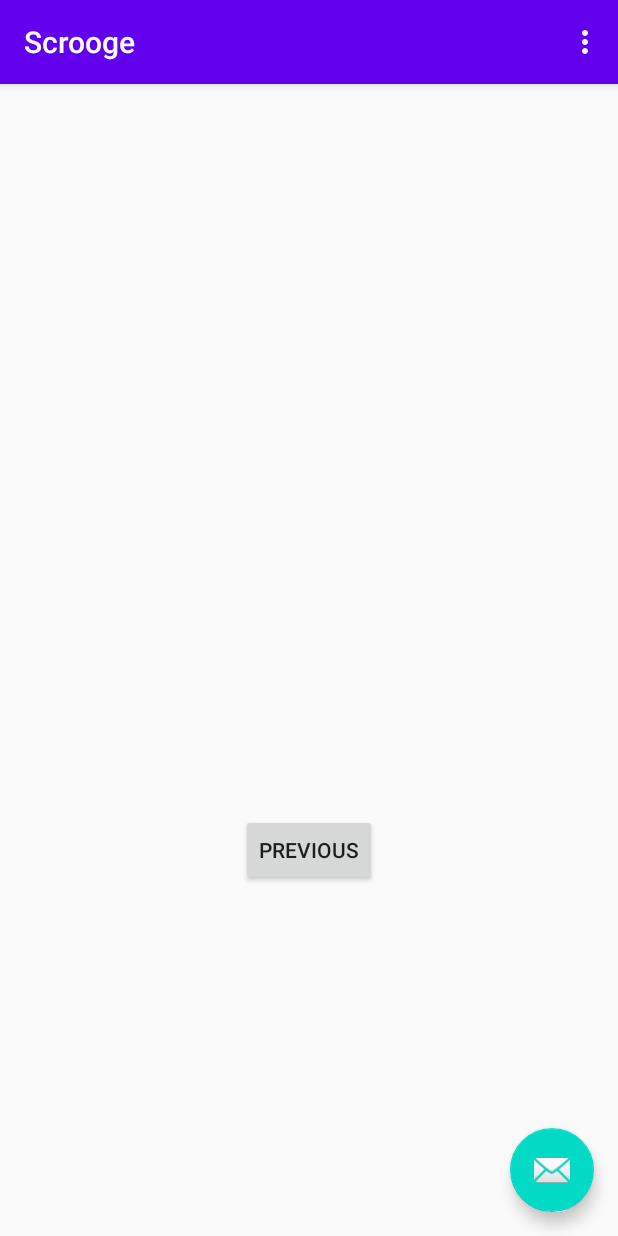
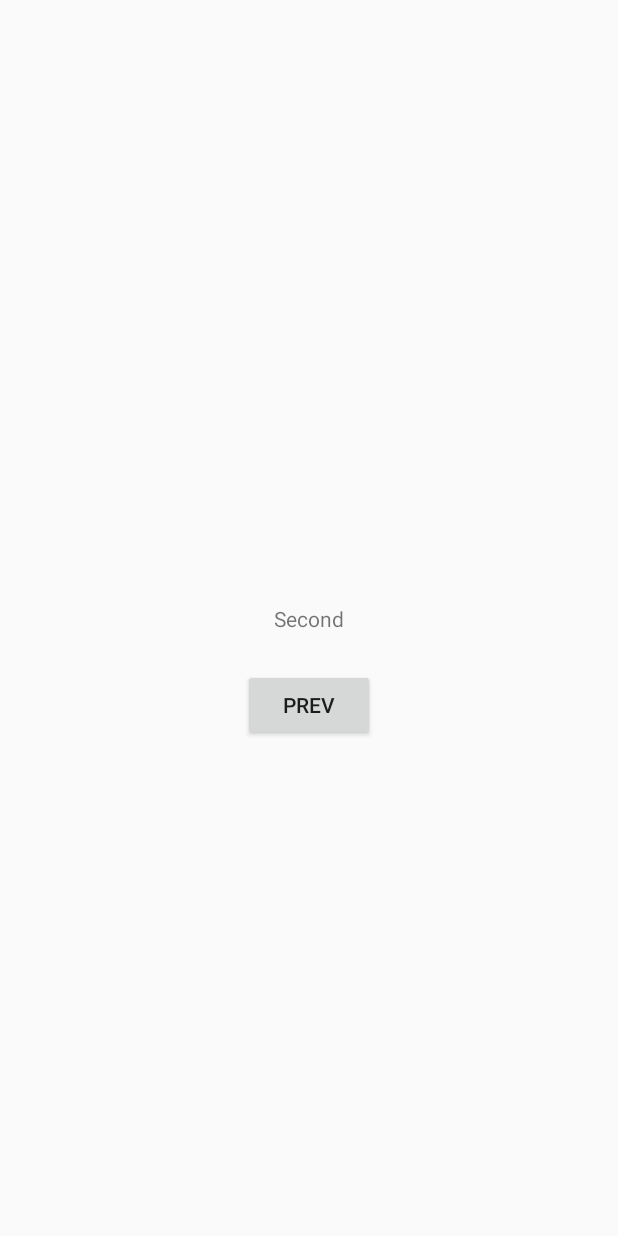
Before and after one commit to marcinm2h/Scrooge, an Android app: the SecondFragment screen opened through its navigation route, on a phone screen of 412 x 824 dp. Run offline under Robolectric (Android 15) with nearby library versions, the phone set to English and light mode, and no system bars; our stand-ins replace data binding.

Commit message:
Fragments binding

```diff
--- a/app/build.gradle
+++ b/app/build.gradle
@@ -23,6 +23,11 @@ android {
             proguardFiles getDefaultProguardFile('proguard-android-optimize.txt'), 'proguard-rules.pro'
         }
     }
+
+    dataBinding {
+        enabled = true
+    }
+
 
 // To inline the bytecode built with JVM target 1.8 into
 // bytecode that is being built with JVM target 1.6. (e.g. navArgs)
--- a/app/src/main/java/mmoch/scrooge/FirstFragment.kt
+++ /dev/null
@@ -1,31 +0,0 @@
-package mmoch.scrooge
-
-import android.os.Bundle
-import androidx.fragment.app.Fragment
-import android.view.LayoutInflater
-import android.view.View
-import android.view.ViewGroup
-import android.widget.Button
-import androidx.navigation.fragment.findNavController
-
-/**
- * A simple [Fragment] subclass as the default destination in the navigation.
- */
-class FirstFragment : Fragment() {
-
-    override fun onCreateView(
-            inflater: LayoutInflater, container: ViewGroup?,
-            savedInstanceState: Bundle?
-    ): View? {
-        // Inflate the layout for this fragment
-        return inflater.inflate(R.layout.fragment_first, container, false)
-    }
-
-    override fun onViewCreated(view: View, savedInstanceState: Bundle?) {
-        super.onViewCreated(view, savedInstanceState)
-
-        view.findViewById<Button>(R.id.button_first).setOnClickListener {
-            findNavController().navigate(R.id.action_FirstFragment_to_SecondFragment)
-        }
-    }
-}
--- a/app/src/main/java/mmoch/scrooge/MainActivity.kt
+++ b/app/src/main/java/mmoch/scrooge/MainActivity.kt
@@ -3,9 +3,6 @@ package mmoch.scrooge
 import android.os.Bundle
 import com.google.android.material.snackbar.Snackbar
 import androidx.appcompat.app.AppCompatActivity
-import android.view.Menu
-import android.view.MenuItem
-
 import kotlinx.android.synthetic.main.activity_main.*
 
 class MainActivity : AppCompatActivity() {
@@ -13,27 +10,5 @@ class MainActivity : AppCompatActivity() {
     override fun onCreate(savedInstanceState: Bundle?) {
         super.onCreate(savedInstanceState)
         setContentView(R.layout.activity_main)
-        setSupportActionBar(toolbar)
-
-        fab.setOnClickListener { view ->
-            Snackbar.make(view, "Replace with your own action", Snackbar.LENGTH_LONG)
-                    .setAction("Action", null).show()
-        }
-    }
-
-    override fun onCreateOptionsMenu(menu: Menu): Boolean {
-        // Inflate the menu; this adds items to the action bar if it is present.
-        menuInflater.inflate(R.menu.menu_main, menu)
-        return true
-    }
-
-    override fun onOptionsItemSelected(item: MenuItem): Boolean {
-        // Handle action bar item clicks here. The action bar will
-        // automatically handle clicks on the Home/Up button, so long
-        // as you specify a parent activity in AndroidManifest.xml.
-        return when (item.itemId) {
-            R.id.action_settings -> true
-            else -> super.onOptionsItemSelected(item)
-        }
     }
 }
--- /dev/null
+++ b/app/src/main/java/mmoch/scrooge/fragments/FirstFragment.kt
@@ -0,0 +1,29 @@
+package mmoch.scrooge.fragments
+
+import android.os.Bundle
+import androidx.fragment.app.Fragment
+import android.view.LayoutInflater
+import android.view.View
+import android.view.ViewGroup
+import androidx.databinding.DataBindingUtil
+import androidx.navigation.fragment.findNavController
+import mmoch.scrooge.R
+import mmoch.scrooge.databinding.FragmentFirstBinding
+
+class FirstFragment : Fragment() {
+
+    override fun onCreateView(
+        inflater: LayoutInflater, container: ViewGroup?,
+        savedInstanceState: Bundle?
+    ): View? {
+        val binding: FragmentFirstBinding =
+            DataBindingUtil.inflate(inflater,
+                R.layout.fragment_first, container, false)
+
+        binding.button.setOnClickListener{
+            findNavController().navigate(R.id.action_FirstFragment_to_SecondFragment)
+        }
+
+        return binding.root
+    }
+}
--- a/app/src/main/java/mmoch/scrooge/SecondFragment.kt
+++ b/app/src/main/java/mmoch/scrooge/fragments/SecondFragment.kt
@@ -1,31 +1,30 @@
-package mmoch.scrooge
+package mmoch.scrooge.fragments
 
 import android.os.Bundle
 import androidx.fragment.app.Fragment
 import android.view.LayoutInflater
 import android.view.View
 import android.view.ViewGroup
-import android.widget.Button
+import androidx.databinding.DataBindingUtil
 import androidx.navigation.fragment.findNavController
+import mmoch.scrooge.R
+import mmoch.scrooge.databinding.FragmentSecondBinding
 
-/**
- * A simple [Fragment] subclass as the second destination in the navigation.
- */
 class SecondFragment : Fragment() {
 
     override fun onCreateView(
             inflater: LayoutInflater, container: ViewGroup?,
             savedInstanceState: Bundle?
     ): View? {
-        // Inflate the layout for this fragment
-        return inflater.inflate(R.layout.fragment_second, container, false)
-    }
+        val binding: FragmentSecondBinding =
+            DataBindingUtil.inflate(inflater,
+                R.layout.fragment_second, container, false)
 
-    override fun onViewCreated(view: View, savedInstanceState: Bundle?) {
-        super.onViewCreated(view, savedInstanceState)
-
-        view.findViewById<Button>(R.id.button_second).setOnClickListener {
+        binding.button.setOnClickListener{
             findNavController().navigate(R.id.action_SecondFragment_to_FirstFragment)
         }
+
+        return binding.root
+
     }
 }
--- a/app/src/main/res/layout/activity_main.xml
+++ b/app/src/main/res/layout/activity_main.xml
@@ -1,33 +1,14 @@
 <?xml version="1.0" encoding="utf-8"?>
-<androidx.coordinatorlayout.widget.CoordinatorLayout xmlns:android="http://schemas.android.com/apk/res/android"
-    xmlns:app="http://schemas.android.com/apk/res-auto"
-    xmlns:tools="http://schemas.android.com/tools"
-    android:layout_width="match_parent"
-    android:layout_height="match_parent"
-    tools:context=".MainActivity">
+<merge xmlns:android="http://schemas.android.com/apk/res/android"
+    xmlns:app="http://schemas.android.com/apk/res-auto">
 
-    <com.google.android.material.appbar.AppBarLayout
+    <fragment
+        android:id="@+id/nav_host_fragment"
+        android:name="androidx.navigation.fragment.NavHostFragment"
         android:layout_width="match_parent"
-        android:layout_height="wrap_content"
-        android:theme="@style/AppTheme.AppBarOverlay">
+        android:layout_height="match_parent"
+        app:defaultNavHost="true"
+        app:navGraph="@navigation/nav_graph"
+    />
 
-        <androidx.appcompat.widget.Toolbar
-            android:id="@+id/toolbar"
-            android:layout_width="match_parent"
-            android:layout_height="?attr/actionBarSize"
-            android:background="?attr/colorPrimary"
-            app:popupTheme="@style/AppTheme.PopupOverlay" />
-
-    </com.google.android.material.appbar.AppBarLayout>
-
-    <include layout="@layout/content_main" />
-
-    <com.google.android.material.floatingactionbutton.FloatingActionButton
-        android:id="@+id/fab"
-        android:layout_width="wrap_content"
-        android:layout_height="wrap_content"
-        android:layout_gravity="bottom|end"
-        android:layout_margin="@dimen/fab_margin"
-        app:srcCompat="@android:drawable/ic_dialog_email" />
-
-</androidx.coordinatorlayout.widget.CoordinatorLayout>
+</merge>
--- a/app/src/main/res/layout/content_main.xml
+++ /dev/null
@@ -1,19 +0,0 @@
-<?xml version="1.0" encoding="utf-8"?>
-<androidx.constraintlayout.widget.ConstraintLayout xmlns:android="http://schemas.android.com/apk/res/android"
-    xmlns:app="http://schemas.android.com/apk/res-auto"
-    android:layout_width="match_parent"
-    android:layout_height="match_parent"
-    app:layout_behavior="@string/appbar_scrolling_view_behavior">
-
-    <fragment
-        android:id="@+id/nav_host_fragment"
-        android:name="androidx.navigation.fragment.NavHostFragment"
-        android:layout_width="0dp"
-        android:layout_height="0dp"
-        app:defaultNavHost="true"
-        app:layout_constraintBottom_toBottomOf="parent"
-        app:layout_constraintLeft_toLeftOf="parent"
-        app:layout_constraintRight_toRightOf="parent"
-        app:layout_constraintTop_toTopOf="parent"
-        app:navGraph="@navigation/nav_graph" />
-</androidx.constraintlayout.widget.ConstraintLayout>
--- a/app/src/main/res/layout/fragment_first.xml
+++ b/app/src/main/res/layout/fragment_first.xml
@@ -1,28 +1,36 @@
 <?xml version="1.0" encoding="utf-8"?>
-<androidx.constraintlayout.widget.ConstraintLayout xmlns:android="http://schemas.android.com/apk/res/android"
+<layout
+    xmlns:android="http://schemas.android.com/apk/res/android"
     xmlns:app="http://schemas.android.com/apk/res-auto"
     xmlns:tools="http://schemas.android.com/tools"
+>
+    <data>
+    </data>
+
+    <androidx.constraintlayout.widget.ConstraintLayout
         android:layout_width="match_parent"
         android:layout_height="match_parent"
-    tools:context=".FirstFragment">
+        tools:context=".fragments.FirstFragment">
 
         <TextView
-        android:id="@+id/textview_first"
+            android:id="@+id/title_text"
             android:layout_width="wrap_content"
             android:layout_height="wrap_content"
-        android:text="@string/hello_first_fragment"
-        app:layout_constraintBottom_toTopOf="@id/button_first"
+            android:text="First"
+            app:layout_constraintBottom_toBottomOf="parent"
             app:layout_constraintEnd_toEndOf="parent"
             app:layout_constraintStart_toStartOf="parent"
             app:layout_constraintTop_toTopOf="parent" />
 
         <Button
-        android:id="@+id/button_first"
+            android:id="@+id/button"
             android:layout_width="wrap_content"
             android:layout_height="wrap_content"
-        android:text="@string/next"
-        app:layout_constraintBottom_toBottomOf="parent"
+            android:layout_marginTop="24dp"
+            android:text="Next"
             app:layout_constraintEnd_toEndOf="parent"
             app:layout_constraintStart_toStartOf="parent"
-        app:layout_constraintTop_toBottomOf="@id/textview_first" />
+            app:layout_constraintTop_toBottomOf="@+id/title_text" />
+
     </androidx.constraintlayout.widget.ConstraintLayout>
+</layout>
--- a/app/src/main/res/layout/fragment_second.xml
+++ b/app/src/main/res/layout/fragment_second.xml
@@ -1,27 +1,36 @@
 <?xml version="1.0" encoding="utf-8"?>
-<androidx.constraintlayout.widget.ConstraintLayout xmlns:android="http://schemas.android.com/apk/res/android"
+<layout
+    xmlns:android="http://schemas.android.com/apk/res/android"
     xmlns:app="http://schemas.android.com/apk/res-auto"
     xmlns:tools="http://schemas.android.com/tools"
+    >
+    <data>
+    </data>
+
+    <androidx.constraintlayout.widget.ConstraintLayout
         android:layout_width="match_parent"
         android:layout_height="match_parent"
-    tools:context=".SecondFragment">
+        tools:context=".fragments.SecondFragment">
 
         <TextView
-        android:id="@+id/textview_second"
+            android:id="@+id/title_text"
             android:layout_width="wrap_content"
             android:layout_height="wrap_content"
-        app:layout_constraintBottom_toTopOf="@id/button_second"
+            android:text="Second"
+            app:layout_constraintBottom_toBottomOf="parent"
             app:layout_constraintEnd_toEndOf="parent"
             app:layout_constraintStart_toStartOf="parent"
             app:layout_constraintTop_toTopOf="parent" />
 
         <Button
-        android:id="@+id/button_second"
+            android:id="@+id/button"
             android:layout_width="wrap_content"
             android:layout_height="wrap_content"
-        android:text="@string/previous"
-        app:layout_constraintBottom_toBottomOf="parent"
+            android:layout_marginTop="24dp"
+            android:text="Prev"
             app:layout_constraintEnd_toEndOf="parent"
             app:layout_constraintStart_toStartOf="parent"
-        app:layout_constraintTop_toBottomOf="@id/textview_second" />
+            app:layout_constraintTop_toBottomOf="@+id/title_text" />
+
     </androidx.constraintlayout.widget.ConstraintLayout>
+</layout>
--- a/app/src/main/res/menu/menu_main.xml
+++ /dev/null
@@ -1,10 +0,0 @@
-<menu xmlns:android="http://schemas.android.com/apk/res/android"
-    xmlns:app="http://schemas.android.com/apk/res-auto"
-    xmlns:tools="http://schemas.android.com/tools"
-    tools:context="mmoch.scrooge.MainActivity">
-    <item
-        android:id="@+id/action_settings"
-        android:orderInCategory="100"
-        android:title="@string/action_settings"
-        app:showAsAction="never" />
-</menu>
--- a/app/src/main/res/navigation/nav_graph.xml
+++ b/app/src/main/res/navigation/nav_graph.xml
@@ -7,7 +7,7 @@
 
     <fragment
         android:id="@+id/FirstFragment"
-        android:name="mmoch.scrooge.FirstFragment"
+        android:name="mmoch.scrooge.fragments.FirstFragment"
         android:label="@string/first_fragment_label"
         tools:layout="@layout/fragment_first">
 
@@ -17,7 +17,7 @@
     </fragment>
     <fragment
         android:id="@+id/SecondFragment"
-        android:name="mmoch.scrooge.SecondFragment"
+        android:name="mmoch.scrooge.fragments.SecondFragment"
         android:label="@string/second_fragment_label"
         tools:layout="@layout/fragment_second">
 
```
Lines whose indentation alone changed are shown as unchanged.
